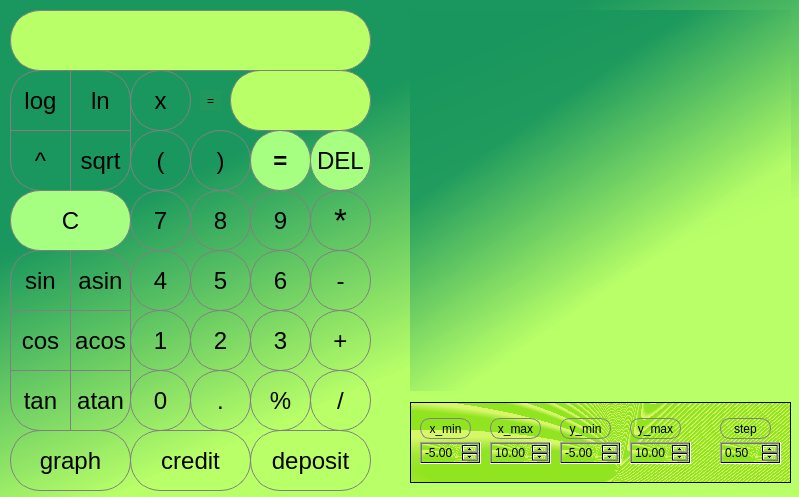
This is src/CalcCPP/view.ui in manwoodt/CPP_SmartCalc as Qt 5 draws it before an edit. The edited form follows.
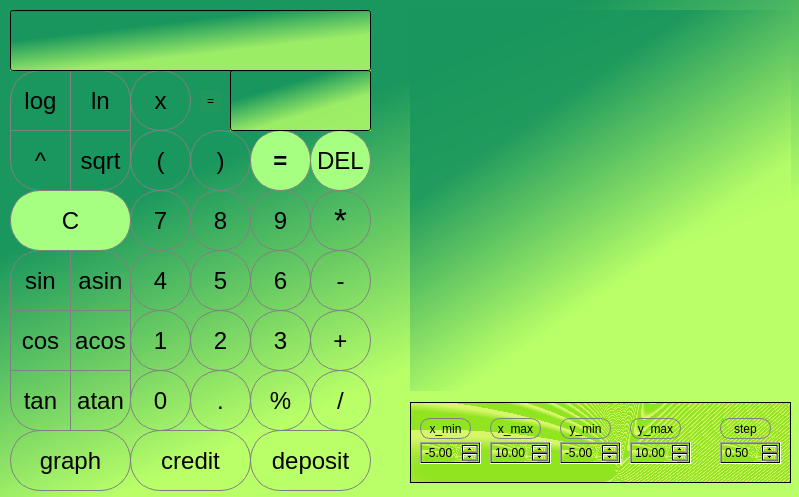
This is the edited form. Custom widgets are drawn as their Qt base class.

Diff of the .ui file:
```diff
--- a/src/CalcCPP/view.ui
+++ b/src/CalcCPP/view.ui
@@ -1147,8 +1147,9 @@
 border-top-left-radius: 30px;
 border-bottom-right-radius: 30px;
 border-bottom-left-radius: 30px;
-background: rgb(185, 255, 104)
+background: transparent;
 }
+//rgb(185, 255, 104)
 
 </string>
     </property>
@@ -1485,8 +1486,10 @@
 border-top-left-radius: 30px;
 border-bottom-right-radius: 30px;
 border-bottom-left-radius: 30px;
-background: rgb(185, 255, 104);
+background: transparent;
+
 }
+//rgb(185, 255, 104);
 
 </string>
     </property>
```
